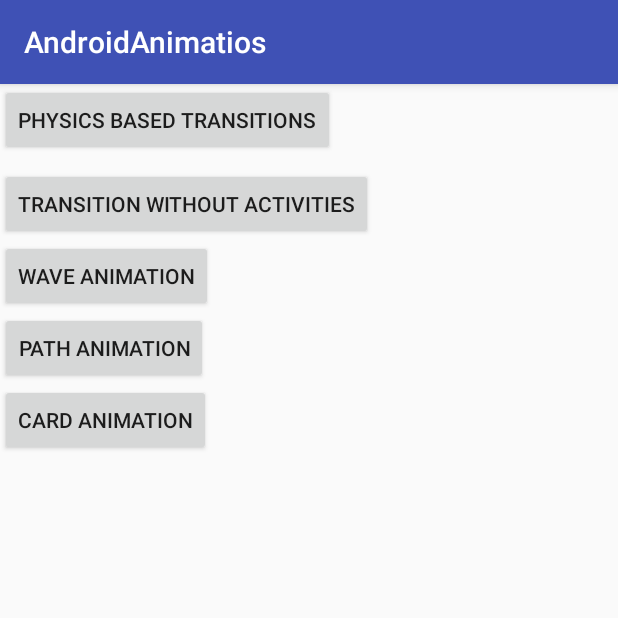
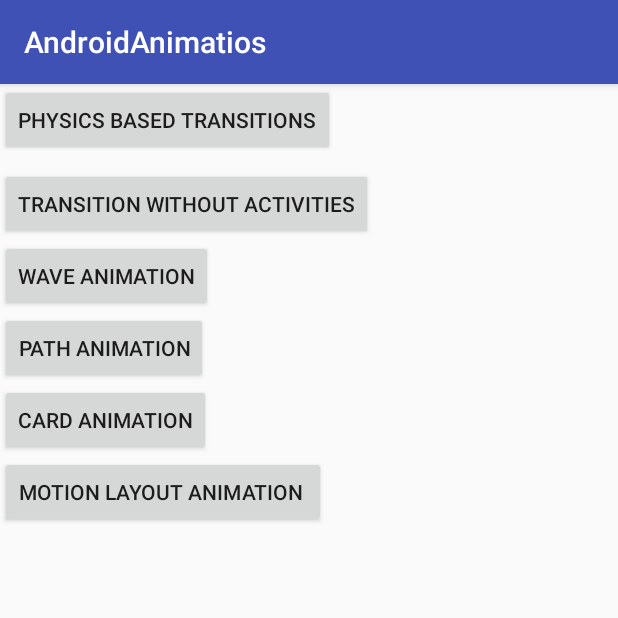
Before and after one commit to AjeshRPai/Android_Animation, an Android app: the screen it shows after launch (IndexActivity), on a phone screen of 412 x 824 dp, the top half of it. Run offline under Robolectric (Android 15) with nearby library versions, the phone set to English and light mode, and no system bars.

Commit message:
Motion layout sample

```diff
--- a/app/build.gradle
+++ b/app/build.gradle
@@ -26,7 +26,6 @@ sceneform.asset('sampledata/models/card_material.mat','src/main/res/raw/card_mat
 dependencies {
     implementation fileTree(dir: 'libs', include: ['*.jar'])
     implementation 'androidx.appcompat:appcompat:1.1.0'
-    implementation 'androidx.constraintlayout:constraintlayout:1.1.3'
     testImplementation 'junit:junit:4.12'
     androidTestImplementation 'androidx.test.ext:junit:1.1.1'
     androidTestImplementation 'androidx.test.espresso:espresso-core:3.1.0'
@@ -42,6 +41,8 @@ dependencies {
 
     implementation 'com.google.ar.sceneform.ux:sceneform-ux:1.14.0'
 
+    implementation 'androidx.constraintlayout:constraintlayout:2.0.0-beta1'
+
 
 }
 repositories {
--- a/app/src/main/AndroidManifest.xml
+++ b/app/src/main/AndroidManifest.xml
@@ -15,7 +15,8 @@
         android:supportsRtl="true"
         android:theme="@style/AppTheme"
         tools:ignore="GoogleAppIndexingWarning,InnerclassSeparator">
-        <activity android:name=".cardSelectionSceneform.CardSelectionActivity"></activity>
+        <activity android:name=".MotionLayout.MotionLayoutSample"></activity>
+        <activity android:name=".cardSelectionSceneform.CardSelectionActivity" />
         <activity android:name=".ShufflingCardView.ShufflingCardsActivity" />
         <activity android:name=".PathAnimations.PolygonPathAnimation" />
         <activity android:name=".WaveAnimation.WaveAnimationActivity" />
--- a/app/src/main/java/com/example/ajeshpai/androidanimatios/IndexActivity.kt
+++ b/app/src/main/java/com/example/ajeshpai/androidanimatios/IndexActivity.kt
@@ -2,6 +2,7 @@ package com.example.ajeshpai.androidanimatios
 
 import androidx.appcompat.app.AppCompatActivity
 import android.os.Bundle
+import com.example.ajeshpai.androidanimatios.MotionLayout.MotionLayoutSample
 import com.example.ajeshpai.androidanimatios.PathAnimations.PolygonPathAnimation
 import com.example.ajeshpai.androidanimatios.PhysicsBasedAnimations.IndexPhysicsBasedActivity
 import com.example.ajeshpai.androidanimatios.ShufflingCardView.ShufflingCardsActivity
@@ -25,5 +26,7 @@ class IndexActivity : AppCompatActivity() {
         button7.setOnClickListener { startActivity<PolygonPathAnimation>() }
 
         button8.setOnClickListener { startActivity<ShufflingCardsActivity>() }
+
+        button9.setOnClickListener { startActivity<MotionLayoutSample>() }
     }
 }
--- a/app/src/main/res/layout/activity_index2.xml
+++ b/app/src/main/res/layout/activity_index2.xml
@@ -49,5 +49,13 @@
         app:layout_constraintStart_toStartOf="parent"
         app:layout_constraintTop_toBottomOf="@+id/button7" />
 
+    <Button
+        android:id="@+id/button9"
+        android:layout_width="wrap_content"
+        android:layout_height="wrap_content"
+        android:text="Motion layout animation "
+        app:layout_constraintStart_toStartOf="parent"
+        app:layout_constraintTop_toBottomOf="@+id/button8" />
+
 
 </androidx.constraintlayout.widget.ConstraintLayout>
```
Also changed, not shown: app/src/main/java/com/example/ajeshpai/androidanimatios/MotionLayout/MotionLayoutSample.kt (added, +13 -0 lines), app/src/main/res/layout/activity_motion_layout_sample.xml (added, +17 -0 lines), app/src/main/res/xml/scene_02.xml (added, +37 -0 lines).
